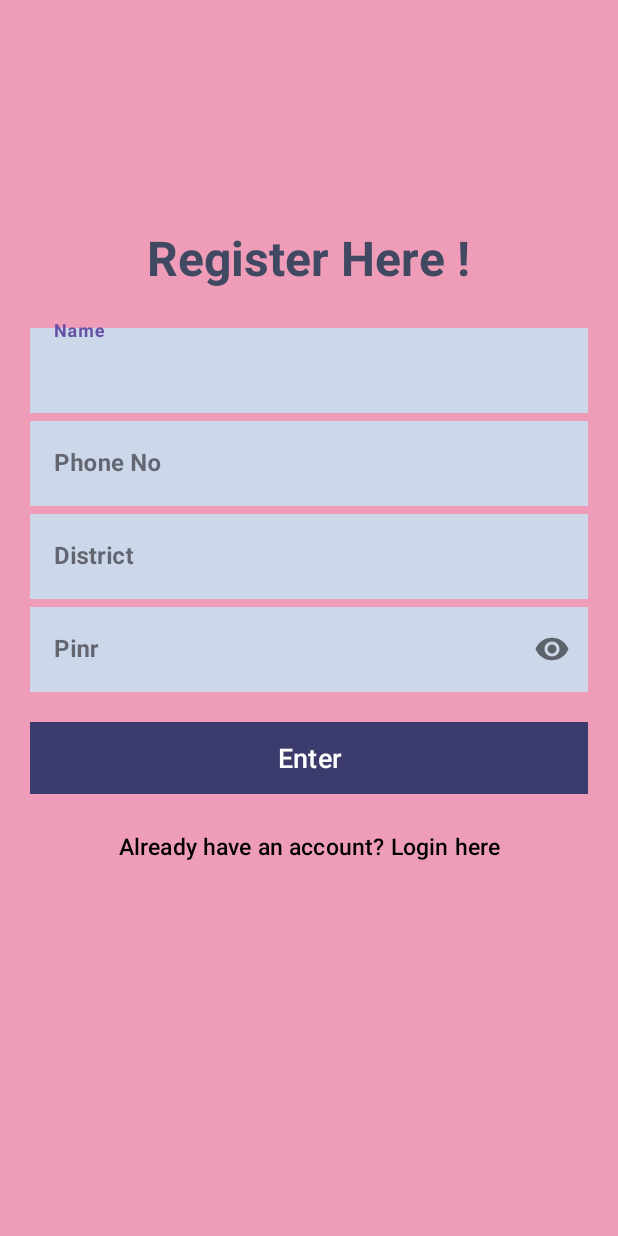
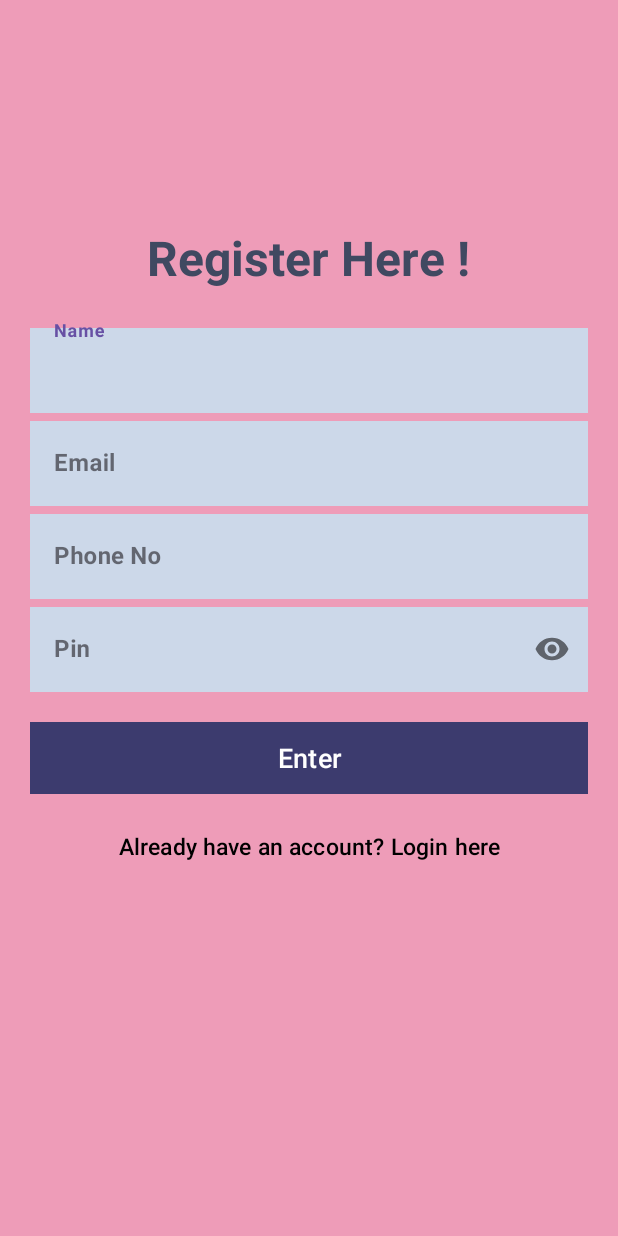
Before and after one commit to C-loud-Nine/BookWise_SWE-Library-Management-Project, an Android app: the User_Reg screen opened directly, with no data from a screen before it, on a phone screen of 412 x 824 dp. Run offline under Robolectric (Android 15) with nearby library versions, the phone set to English and light mode, and no system bars; our stand-ins replace Firebase (no records; nobody signed in at launch, a user with empty details on screens opened directly).

Commit message:
User Registration

```diff
--- a/app/src/main/res/layout/activity_user_reg.xml
+++ b/app/src/main/res/layout/activity_user_reg.xml
@@ -37,12 +37,12 @@
 
             android:layout_width="match_parent"
             android:layout_height="wrap_content"
-            android:id="@+id/reg_name"
+
             android:hint="Name"
             style="@style/Widget.MaterialComponents.TextInputLayout.OutlinedBox">
 
             <com.google.android.material.textfield.TextInputEditText
-
+                android:id="@+id/reg_name"
                 android:layout_width="match_parent"
                 android:layout_height="wrap_content"
                 android:inputType="text"
@@ -55,15 +55,15 @@
 
             android:layout_width="match_parent"
             android:layout_height="wrap_content"
-            android:id="@+id/reg_balance"
-            android:hint="Phone No"
+
+            android:hint="Email"
             style="@style/Widget.MaterialComponents.TextInputLayout.OutlinedBox">
 
             <com.google.android.material.textfield.TextInputEditText
-
+                android:id="@+id/reg_email"
                 android:layout_width="match_parent"
                 android:layout_height="wrap_content"
-                android:inputType="number"
+                android:inputType="textEmailAddress"
                 android:textStyle="bold"
                 android:textSize="16dp"
                 android:background="#CCD8E9"/>
@@ -73,15 +73,16 @@
 
             android:layout_width="match_parent"
             android:layout_height="wrap_content"
-            android:id="@+id/reg_branch"
-            android:hint="District"
+            android:hint="Phone No"
+
             style="@style/Widget.MaterialComponents.TextInputLayout.OutlinedBox">
 
             <com.google.android.material.textfield.TextInputEditText
-
+                android:id="@+id/reg_phone"
+                android:maxLength="11"
                 android:layout_width="match_parent"
                 android:layout_height="wrap_content"
-                android:inputType="text"
+                android:inputType="number"
                 android:textStyle="bold"
                 android:textSize="16dp"
                 android:background="#CCD8E9"/>
@@ -93,13 +94,14 @@
 
             android:layout_width="match_parent"
             android:layout_height="wrap_content"
-            android:id="@+id/reg_pin"
-            android:hint="Pinr"
+
+            android:hint="Pin"
             app:passwordToggleEnabled="true"
             style="@style/Widget.MaterialComponents.TextInputLayout.OutlinedBox">
 
             <com.google.android.material.textfield.TextInputEditText
-
+                android:id="@+id/reg_pin"
+                android:maxLength="11"
                 android:layout_width="match_parent"
                 android:layout_height="wrap_content"
                 android:inputType="numberPassword"
```
Also changed, not shown: app/src/main/java/com/example/bookwisesweproject/User_Reg.java (+115 -2 lines), 1 other file.
